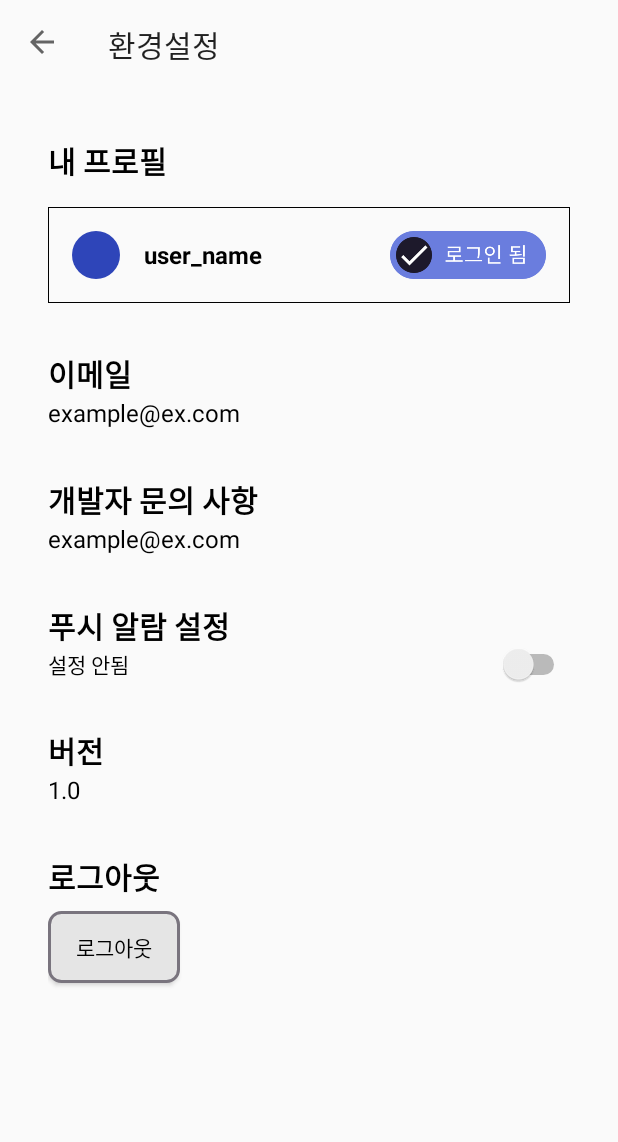
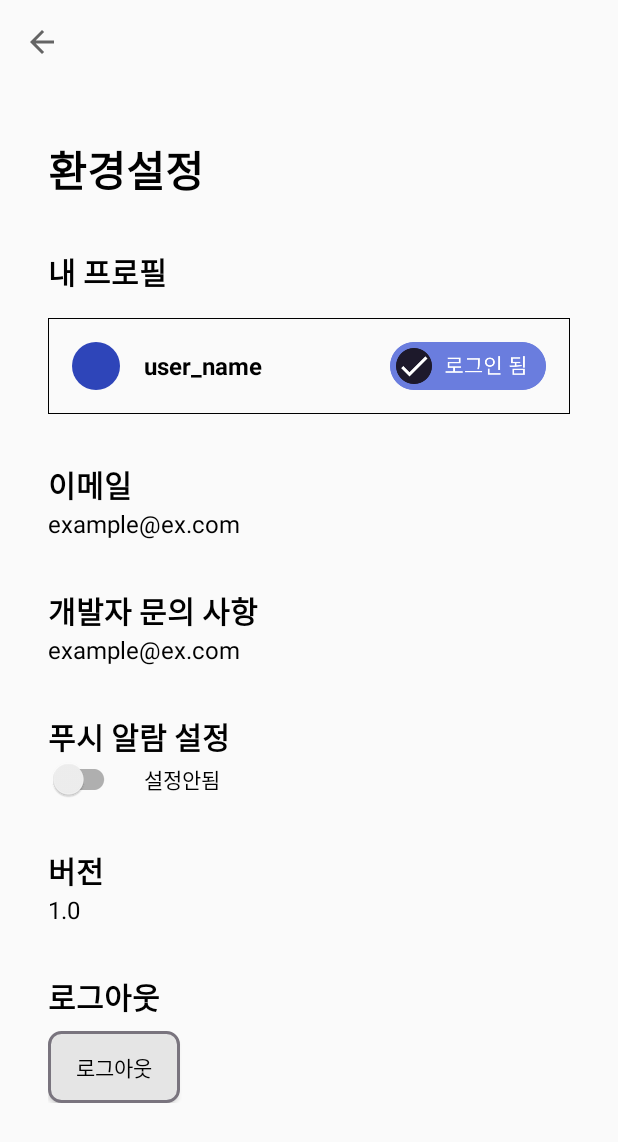
Before and after one commit to team-garosero/HobbyRoadmap, an Android app: the SettingsActivity screen opened directly, with no data from a screen before it, on a phone screen of 412 x 824 dp. Shown: the top 1142 px of the screen. Run offline under Robolectric (Android 15) with nearby library versions, the phone set to English and light mode, and no system bars.

Commit message:
setting layout 수정

```diff
--- a/app/src/main/AndroidManifest.xml
+++ b/app/src/main/AndroidManifest.xml
@@ -14,11 +14,11 @@
         <activity
             android:name=".notice.NoticeActivity"
             android:exported="false"
-            android:label="@string/title_activity_notice" />
+            android:label="" />
         <activity
             android:name=".settings.SettingsActivity"
             android:exported="false"
-            android:label="@string/title_activity_settings" />
+            android:label="" />
         <activity
             android:name=".syllabus.SyllabusActivity"
             android:exported="true" />
--- a/app/src/main/java/com/garosero/android/hobbyroadmap/main/TilItemFragment.kt
+++ b/app/src/main/java/com/garosero/android/hobbyroadmap/main/TilItemFragment.kt
@@ -19,7 +19,7 @@ class TilItemFragment : Fragment() {
 
         // onclick
         with(binding){
-            btnCancel.setOnClickListener {
+            btnDelete.setOnClickListener {
                 view.findNavController().navigate(R.id.action_tilItemFragment_to_tilListFragment)
             }
             btnSave.setOnClickListener {
--- a/app/src/main/java/com/garosero/android/hobbyroadmap/settings/CustomSettingView.kt
+++ b/app/src/main/java/com/garosero/android/hobbyroadmap/settings/CustomSettingView.kt
@@ -7,14 +7,17 @@ import android.util.AttributeSet
 import android.view.LayoutInflater
 import android.view.View
 import android.widget.*
+import androidx.appcompat.widget.SwitchCompat
 import com.garosero.android.hobbyroadmap.R
+import com.garosero.android.hobbyroadmap.main.MainActivity
 
 class CustomSettingView: LinearLayout {
     private lateinit var layout: LinearLayout
     private lateinit var tvKey: TextView
     private lateinit var tvValue: TextView
+    private lateinit var tvSwitchText: TextView
     @SuppressLint("UseSwitchCompatOrMaterialCode")
-    private lateinit var switch: Switch
+    private lateinit var switch: SwitchCompat
     private lateinit var button: Button
 
     constructor(context: Context?) : super(context){
@@ -85,6 +88,7 @@ class CustomSettingView: LinearLayout {
 
         layout = findViewById(R.id.layout)
         tvKey = findViewById(R.id.tv_key)
+        tvSwitchText = findViewById(R.id.tv_switch_text)
         switch = findViewById(R.id.switch_value)
     }
 
@@ -93,11 +97,9 @@ class CustomSettingView: LinearLayout {
         val keyString = typedArray.getText(R.styleable.SettingsItem_keyString)
         tvKey.text = keyString
 
-        // switch
-        setSwitchText()
-        switch.setOnClickListener {
-            setSwitchText()
-        }
+        // switch text
+        tvSwitchText.text = switchText()
+        switch.setOnClickListener { tvSwitchText.text = switchText() }
 
         // layout onclick
         layout.setOnClickListener {
@@ -107,10 +109,7 @@ class CustomSettingView: LinearLayout {
         typedArray.recycle()
     }
 
-    private fun setSwitchText(){
-        if (switch.isChecked) switch.text = switch.textOn
-        else switch.text = switch.textOff
-    }
+    private fun switchText() : String  = if (switch.isChecked) "설정됨" else "설정안됨"
 
     // type3
     private fun initImageButton(context:Context?){
@@ -128,7 +127,7 @@ class CustomSettingView: LinearLayout {
         tvKey.text = keyString
 
         // layout onclick
-        layout.setOnClickListener {
+        button.setOnClickListener {
             listener?.onItemClick(it)
         }
 
--- a/app/src/main/java/com/garosero/android/hobbyroadmap/settings/SettingsActivity.kt
+++ b/app/src/main/java/com/garosero/android/hobbyroadmap/settings/SettingsActivity.kt
@@ -42,7 +42,6 @@ class SettingsActivity : AppCompatActivity() {
                 }
             }
         })
-
     }
 
     override fun onOptionsItemSelected(item: MenuItem): Boolean {
--- a/app/src/main/res/layout/activity_notice.xml
+++ b/app/src/main/res/layout/activity_notice.xml
@@ -22,13 +22,24 @@
                 android:layout_height="@dimen/toolbar_size"
                 app:layout_constraintTop_toTopOf="parent"/>
 
+            <!-- page title -->
+            <TextView
+                android:layout_width="wrap_content"
+                android:layout_height="wrap_content"
+                android:text="@string/title_activity_notice"
+                android:textSize="@dimen/textSize_28"
+                android:textStyle="bold"
+                android:paddingTop="@dimen/margin_32"
+                android:paddingLeft="@dimen/margin_32"
+                android:paddingRight="@dimen/margin_32"
+                android:paddingBottom="@dimen/margin_16"/>
+
             <TextView
                 android:layout_width="wrap_content"
                 android:layout_height="wrap_content"
                 android:text="알림내역"
                 android:textSize="@dimen/textSize_18"
                 android:textStyle="bold"
-                android:layout_marginTop="@dimen/margin_32"
                 android:layout_marginRight="@dimen/margin_32"
                 android:layout_marginLeft="@dimen/margin_32"/>
 
--- a/app/src/main/res/layout/activity_settings.xml
+++ b/app/src/main/res/layout/activity_settings.xml
@@ -1,8 +1,8 @@
-<LinearLayout xmlns:android="http://schemas.android.com/apk/res/android"
+<LinearLayout
+    xmlns:android="http://schemas.android.com/apk/res/android"
+    xmlns:app="http://schemas.android.com/apk/res-auto"
     android:layout_width="match_parent"
     android:layout_height="match_parent"
-    xmlns:app="http://schemas.android.com/apk/res-auto"
-    xmlns:tools="http://schemas.android.com/tools"
     android:orientation="vertical">
 
     <androidx.core.widget.NestedScrollView
@@ -21,14 +21,25 @@
                 android:layout_height="@dimen/toolbar_size"
                 app:layout_constraintTop_toTopOf="parent"/>
 
+            <!-- page title -->
+            <TextView
+                android:layout_width="wrap_content"
+                android:layout_height="wrap_content"
+                android:text="@string/title_activity_settings"
+                android:textSize="@dimen/textSize_28"
+                android:textStyle="bold"
+                android:paddingTop="@dimen/margin_32"
+                android:paddingLeft="@dimen/margin_32"
+                android:paddingRight="@dimen/margin_32"
+                android:paddingBottom="@dimen/margin_16"/>
+
             <!-- content -->
             <LinearLayout
                 android:layout_width="match_parent"
                 android:layout_height="wrap_content"
                 android:orientation="vertical"
                 android:paddingLeft="@dimen/margin_32"
-                android:paddingRight="@dimen/margin_32"
-                android:layout_marginTop="@dimen/margin_32">
+                android:paddingRight="@dimen/margin_32">
 
                 <include layout="@layout/item_profile"/>
 
--- a/app/src/main/res/layout/custom_btn.xml
+++ b/app/src/main/res/layout/custom_btn.xml
@@ -4,7 +4,9 @@
     android:id="@+id/layout"
     android:layout_width="match_parent"
     android:layout_height="wrap_content"
-    android:orientation="vertical">
+    android:orientation="vertical"
+    android:paddingTop="@dimen/margin_16"
+    android:paddingBottom="@dimen/margin_16">
 
     <TextView
         android:layout_width="wrap_content"
@@ -17,7 +19,6 @@
         android:id="@+id/btn_value"
         android:layout_width="wrap_content"
         android:layout_height="wrap_content"
-        android:layout_marginBottom="@dimen/margin_32"
         android:layout_marginTop="@dimen/margin_8"
         android:text="로그아웃"
         android:background="@drawable/set_logout_btn" />
--- a/app/src/main/res/layout/custom_switch.xml
+++ b/app/src/main/res/layout/custom_switch.xml
@@ -4,7 +4,9 @@
     android:id="@+id/layout"
     android:layout_width="match_parent"
     android:layout_height="wrap_content"
-    android:orientation="vertical">
+    android:orientation="vertical"
+    android:paddingTop="@dimen/margin_16"
+    android:paddingBottom="@dimen/margin_16">
 
     <TextView
         android:layout_width="wrap_content"
@@ -13,12 +15,19 @@
         android:id="@+id/tv_key"
         android:textSize="@dimen/textSize_20"/>
 
-    <Switch
-        android:textOn="설정됨"
-        android:textOff="설정 안됨"
-        android:id="@+id/switch_value"
-        android:layout_width="match_parent"
-        android:gravity="left|center_vertical"
-        android:layout_height="wrap_content"
-        android:paddingBottom="@dimen/margin_32"/>
+    <LinearLayout
+        android:layout_width="wrap_content"
+        android:layout_height="wrap_content">
+
+        <androidx.appcompat.widget.SwitchCompat
+            android:id="@+id/switch_value"
+            android:layout_width="wrap_content"
+            android:layout_height="wrap_content"/>
+
+        <TextView
+            android:id="@+id/tv_switch_text"
+            android:layout_width="wrap_content"
+            android:layout_height="wrap_content"
+            android:layout_marginLeft="@dimen/margin_16"/>
+    </LinearLayout>
 </LinearLayout>
--- a/app/src/main/res/layout/custom_tv.xml
+++ b/app/src/main/res/layout/custom_tv.xml
@@ -4,7 +4,9 @@
     android:id="@+id/layout"
     android:layout_width="match_parent"
     android:layout_height="wrap_content"
-    android:orientation="vertical">
+    android:orientation="vertical"
+    android:paddingTop="@dimen/margin_16"
+    android:paddingBottom="@dimen/margin_16">
 
     <TextView
         android:layout_width="wrap_content"
@@ -17,7 +19,6 @@
         android:id="@+id/tv_value"
         android:layout_width="wrap_content"
         android:layout_height="wrap_content"
-        android:layout_marginBottom="@dimen/margin_32"
         android:textSize="@dimen/textSize_16"
         android:textStyle="normal"/>
 </LinearLayout>
--- a/app/src/main/res/layout/fragment_til_item.xml
+++ b/app/src/main/res/layout/fragment_til_item.xml
@@ -33,12 +33,12 @@
             android:layout_gravity="right">
 
             <Button
-                android:id="@+id/btn_cancel"
+                android:id="@+id/btn_delete"
                 android:layout_width="80dp"
                 android:layout_height="40dp"
                 android:background="@drawable/til_act_button"
                 android:backgroundTint="#7F8FA4"
-                android:text="취소"
+                android:text="삭제"
                 android:textColor="@color/white"
                 android:textStyle="bold"
                 android:textSize="14sp"
--- a/app/src/main/res/layout/item_profile.xml
+++ b/app/src/main/res/layout/item_profile.xml
@@ -4,7 +4,8 @@
     android:layout_width="match_parent"
     android:layout_height="wrap_content"
     android:orientation="vertical"
-    android:paddingBottom="@dimen/margin_32">
+    android:paddingBottom="@dimen/margin_16"
+    android:paddingTop="@dimen/margin_16">
 
     <TextView
         android:layout_width="wrap_content"
```
